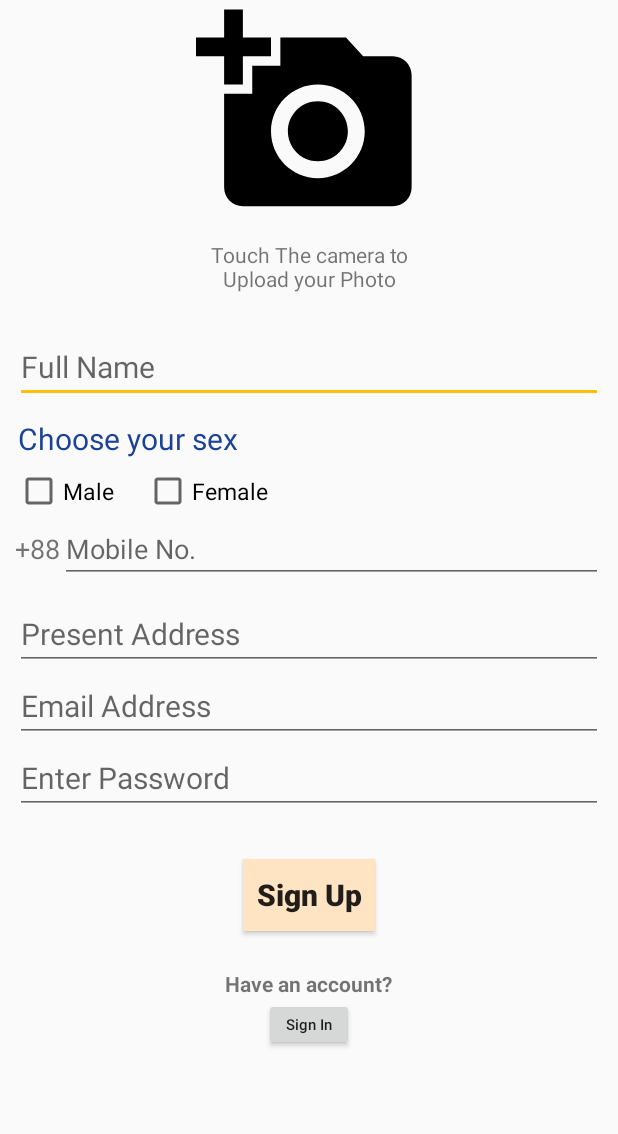
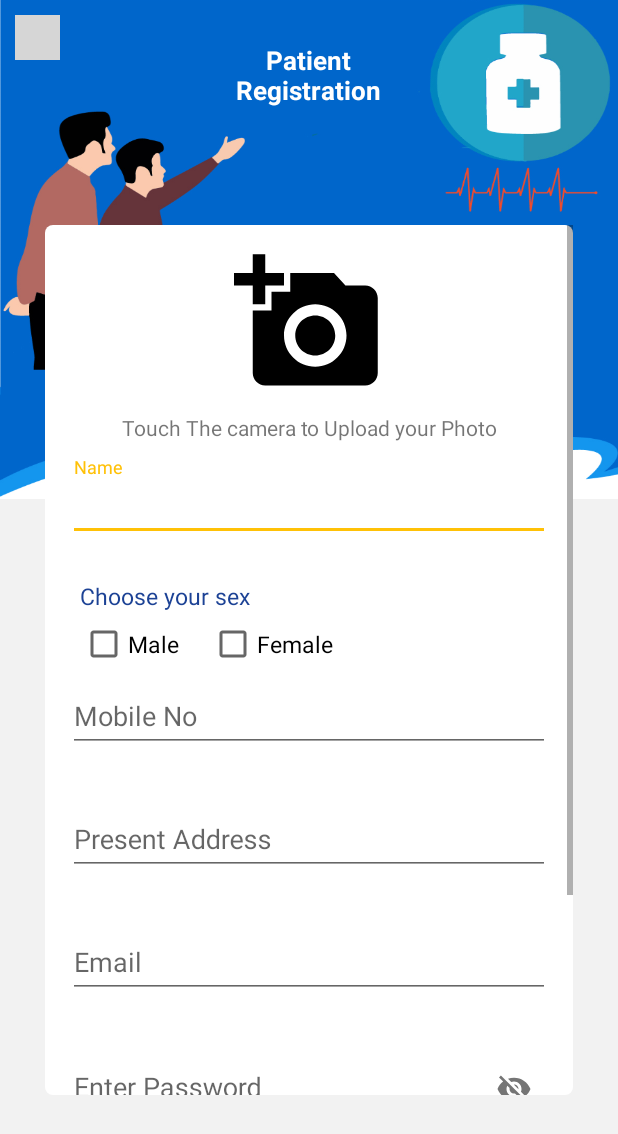
Before and after one commit to Hasib718/Care-Bear, an Android app: the SignUpActivityForPatient screen opened directly, with no data from a screen before it, on a phone screen of 412 x 824 dp. Shown: the top 1134 px of the screen. Run offline under Robolectric (Android 15) with nearby library versions, the light colour scheme and no system bars; our stand-ins replace Firebase (no records; nobody signed in at launch, a user with empty details on screens opened directly); 2 statements that could not run were skipped; grey boxes are pictures that could not be loaded.

Commit message:
Patient Sign Up

```diff
--- a/app/src/main/AndroidManifest.xml
+++ b/app/src/main/AndroidManifest.xml
@@ -33,7 +33,8 @@
             android:name=".doctor.fragment.DoctorProfileActivity"
             android:parentActivityName=".doctor.DoctorDashBoardActivity" />
         <activity android:name=".doctor.DoctorDashBoardActivity" />
-        <activity android:name=".patient.authentication.SignUpActivityForPatient" />
+        <activity android:name=".patient.authentication.SignUpActivityForPatient" >
+        </activity>
         <activity android:name=".patient.authentication.SignInActivityForPatient" />
         <activity
             android:name=".doctor.authentication.SignUpActivityForDoctor"
--- a/app/src/main/java/com/hasib/carebear/patient/authentication/SignUpActivityForPatient.java
+++ b/app/src/main/java/com/hasib/carebear/patient/authentication/SignUpActivityForPatient.java
@@ -14,6 +14,8 @@ import android.view.View;
 import android.widget.Button;
 import android.widget.CheckBox;
 import android.widget.EditText;
+import android.widget.ImageButton;
+import android.widget.TextView;
 import android.widget.Toast;
 
 import com.google.android.gms.tasks.OnCompleteListener;
@@ -21,6 +23,7 @@ import com.google.android.gms.tasks.OnFailureListener;
 import com.google.android.gms.tasks.OnSuccessListener;
 import com.google.android.gms.tasks.Task;
 import com.google.android.material.navigation.NavigationView;
+import com.google.android.material.textfield.TextInputLayout;
 import com.google.firebase.FirebaseApp;
 import com.google.firebase.FirebaseOptions;
 import com.google.firebase.auth.AuthResult;
@@ -35,13 +38,17 @@ import com.hasib.carebear.support.CareBear;
 
 public class SignUpActivityForPatient extends AppCompatActivity implements View.OnClickListener {
 
-    private static final String TAG = "SignUpActivityForPatien";
+    private static final String TAG = "SignUpActivityForPatient";
 
-    private Button signUpButton, signInButton;
+    private Button signUpButton;
+    private TextView signInText;
     private EditText namePatient, presentAddressPatient, mobileNoPatient, emailPatient,
             passwordPatient;
+    private TextInputLayout namePatientLayout, presentAddressPatientLayout, mobileNoPatientLayout,
+            emailPatientLayout, passwordPatientLayout;
     private CheckBox maleCheckBox, femaleCheckBox;
     private PatientUserDetails patientUserDetails;
+    private ImageButton imageButton;
 
     //Please Declare Firebase Code
     private FirebaseAuth mAuth;
@@ -64,15 +71,25 @@ public class SignUpActivityForPatient extends AppCompatActivity implements View.
 
         //For EditText
         namePatient = findViewById(R.id.patientFullNameId);
+        namePatientLayout = findViewById(R.id.patientFullNameLayout);
+
         presentAddressPatient = findViewById(R.id.patientPresentAddressId);
+        presentAddressPatientLayout = findViewById(R.id.patientPresentAddressLayout);
+
         mobileNoPatient = findViewById(R.id.patientMobileNoTextId);
+        mobileNoPatientLayout = findViewById(R.id.patientMobileNoTextLayout);
+
         emailPatient = findViewById(R.id.idPatientEmail);
+        emailPatientLayout = findViewById(R.id.idPatientEmailLayout);
+
         passwordPatient = findViewById(R.id.idPatientPassword);
+        passwordPatientLayout = findViewById(R.id.idPatientPasswordLayout);
 
 
         //For Button
-        signInButton = findViewById(R.id.signInButtonForPatientId);
         signUpButton = findViewById(R.id.signUpButtonForPatientId);
+        signInText = findViewById(R.id.signInTextForPatientId);
+        imageButton = findViewById(R.id.backToMainFromPatientSignUp);
 
         //For CheckBox
         maleCheckBox = findViewById(R.id.idCheckMale);
@@ -82,30 +99,20 @@ public class SignUpActivityForPatient extends AppCompatActivity implements View.
         mAuth = FirebaseAuth.getInstance(CareBear.getPatientFirebaseApp());
         databaseReference = FirebaseDatabase.getInstance(CareBear.getPatientFirebaseApp()).getReference("patient_profile_info");
 
-        signInButton.setOnClickListener(this);
+        signInText.setOnClickListener(this);
         signUpButton.setOnClickListener(this);
+        imageButton.setOnClickListener(this);
 
         patientUserDetails = new PatientUserDetails();
-    }
-
-    //This Function is needed for back button.. Without this function
-    //back button wouldn't work properly..
-    @Override
-    public boolean onOptionsItemSelected(@NonNull MenuItem item) {
-        if(item.getItemId() == android.R.id.home) {
-            finish();
-        }
-        return super.onOptionsItemSelected(item);
     }
 
     @Override
     public void onClick(View v) {
         switch (v.getId()) {
 
-            case R.id.signInButtonForPatientId:
+            case R.id.signInTextForPatientId:
                 Intent intent = new Intent(SignUpActivityForPatient.this, SignInActivityForPatient.class);
                 startActivity(intent);
-
                 break;
 
             case R.id.signUpButtonForPatientId:
@@ -113,6 +120,10 @@ public class SignUpActivityForPatient extends AppCompatActivity implements View.
                 return;
                 }
                 patientRegister();
+                break;
+
+            case R.id.backToMainFromPatientSignUp:
+                onBackPressed();
                 break;
         }
     }
@@ -150,9 +161,12 @@ public class SignUpActivityForPatient extends AppCompatActivity implements View.
         else patientUserDetails.setSex(false);
 
         if (patientUserDetails.getName().isEmpty()) {
-            namePatient.setError("Name required");
+            namePatientLayout.setError("Name required");
             namePatient.requestFocus();
             return false;
+        }
+        if (!patientUserDetails.getName().isEmpty()) {
+            namePatientLayout.setError(null);
         }
         if(maleCheckBox.isChecked() && femaleCheckBox.isChecked()) {
             maleCheckBox.setError("You can choose only one");
@@ -162,25 +176,45 @@ public class SignUpActivityForPatient extends AppCompatActivity implements View.
         if(patientUserDetails.getSex()!=false && patientUserDetails.getSex()!=true){
             Toast.makeText(getApplicationContext(),"Must choose Male or Female",Toast.LENGTH_SHORT).show();
         }
-        if (patientUserDetails.getMobileNum().isEmpty() || patientUserDetails.getMobileNum().length()<11 ) {
-            mobileNoPatient.setError("11 digit mobile number required");
+        if (patientUserDetails.getMobileNum().isEmpty()) {
+            mobileNoPatientLayout.setError("Please Enter Your Mobile NO");
             mobileNoPatient.requestFocus();
             return false;
         }
+        if (!patientUserDetails.getMobileNum().isEmpty()) {
+            mobileNoPatientLayout.setError(null);
+        }
+        if (patientUserDetails.getMobileNum().length()<11 ) {
+            mobileNoPatientLayout.setError("11 digit mobile number required");
+            mobileNoPatient.requestFocus();
+            return false;
+        }
+        if (!(patientUserDetails.getMobileNum().length()<11) ) {
+            mobileNoPatientLayout.setError(null);
+        }
         if (patientUserDetails.getAddress().isEmpty()) {
-            presentAddressPatient.setError("Address required");
+            presentAddressPatientLayout.setError("Address required");
             presentAddressPatient.requestFocus();
             return false;
         }
+        if (!patientUserDetails.getAddress().isEmpty()) {
+            presentAddressPatientLayout.setError(null);
+        }
         if (patientUserDetails.getEmail().isEmpty()) {
-            presentAddressPatient.setError("Valid email required");
+            presentAddressPatientLayout.setError("Email required");
             presentAddressPatient.requestFocus();
             return false;
         }
+        if (!patientUserDetails.getEmail().isEmpty()) {
+            presentAddressPatientLayout.setError(null);
+        }
         if (patientUserDetails.getPassword().isEmpty()) {
-            presentAddressPatient.setError("Password required");
+            presentAddressPatientLayout.setError("Password required");
             presentAddressPatient.requestFocus();
             return false;
+        }
+        if (!patientUserDetails.getPassword().isEmpty()) {
+            presentAddressPatient.setError(null);
         }
 
         return true;
@@ -192,27 +226,39 @@ public class SignUpActivityForPatient extends AppCompatActivity implements View.
         String password = passwordPatient.getText().toString().trim();
 
         if(email.isEmpty()){
-            emailPatient.setError("enter an email address");
+            emailPatientLayout.setError("Enter an Email Address");
             emailPatient.requestFocus();
             return;
         }
+        if(!email.isEmpty()){
+            emailPatientLayout.setError(null);
+        }
 
         if(!Patterns.EMAIL_ADDRESS.matcher(email).matches()){
-            emailPatient.setError("enter a valid email");
+            emailPatientLayout.setError("Enter a valid email");
             emailPatient.requestFocus();
             return;
         }
+        if(Patterns.EMAIL_ADDRESS.matcher(email).matches()){
+            emailPatientLayout.setError(null);
+        }
 
         if(password.isEmpty()){
-            passwordPatient.setError("enter an email address");
+            passwordPatientLayout.setError("Enter Password");
             passwordPatient.requestFocus();
             return;
         }
+        if(!password.isEmpty()){
+            passwordPatientLayout.setError(null);
+        }
 
         if(password.length()<6){
-            passwordPatient.setError("minimum length 6 chars");
+            passwordPatientLayout.setError("Minimum Length 6 Chars");
             passwordPatient.requestFocus();
             return;
+        }
+        if(!(password.length()<6)){
+            passwordPatient.setError(null);
         }
 
         mAuth.createUserWithEmailAndPassword(email,password)
@@ -221,11 +267,11 @@ public class SignUpActivityForPatient extends AppCompatActivity implements View.
             public void onComplete(@NonNull Task<AuthResult> task) {
 
                 if (task.isSuccessful()) {
-                    Toast.makeText(getApplicationContext(), "accnount created",Toast.LENGTH_SHORT).show();
+                    Toast.makeText(getApplicationContext(), "Account Created",Toast.LENGTH_SHORT).show();
                     finish();
                 } else {
                     if(task.getException() instanceof FirebaseAuthUserCollisionException) {
-                        Toast.makeText(getApplicationContext(), "Email is alredy registered", Toast.LENGTH_SHORT).show();
+                        Toast.makeText(getApplicationContext(), "Email is Already Registered", Toast.LENGTH_SHORT).show();
                     }
                     else{
                         Toast.makeText(getApplicationContext(), "Error: " + task.getException().getMessage(), Toast.LENGTH_SHORT).show();
--- a/app/src/main/res/layout/activity_sign_up_for_patient.xml
+++ b/app/src/main/res/layout/activity_sign_up_for_patient.xml
@@ -1,15 +1,39 @@
 <?xml version="1.0" encoding="utf-8"?>
-<ScrollView xmlns:android="http://schemas.android.com/apk/res/android"
+<RelativeLayout xmlns:android="http://schemas.android.com/apk/res/android"
     xmlns:app="http://schemas.android.com/apk/res-auto"
     xmlns:tools="http://schemas.android.com/tools"
     android:layout_width="match_parent"
     android:layout_height="match_parent"
+    android:background="#f2f2f2"
     tools:context=".patient.authentication.SignUpActivityForPatient">
+
+    <ImageView
+        android:layout_width="match_parent"
+        android:layout_height="334dp"
+        android:layout_alignParentTop="true"
+        android:layout_marginTop="-1dp"
+        android:layout_alignParentStart="true"
+        android:layout_alignParentEnd="true"
+        android:scaleType="fitXY"
+        android:src="@drawable/patientsignupback" />
+
+    <ScrollView
+        android:layout_width="match_parent"
+        android:layout_height="580dp"
+        android:layout_alignParentStart="true"
+        android:layout_alignParentTop="true"
+        android:layout_alignParentEnd="true"
+        android:layout_marginTop="150dp"
+        android:layout_marginEnd="30dp"
+        android:layout_marginStart="30dp"
+        android:background="@drawable/white_rounded_corner"
+        >
 
         <LinearLayout
             android:layout_width="match_parent"
-        android:layout_height="wrap_content"
-        android:orientation="vertical" >
+            android:layout_height = "wrap_content"
+            android:layout_margin="15dp"
+            android:orientation="vertical">
 
             <RelativeLayout
                 android:layout_width="match_parent"
@@ -17,8 +41,8 @@
 
                 <ImageView
                     android:layout_centerHorizontal="true"
-                android:layout_width="150dp"
-                android:layout_height="150dp"
+                    android:layout_width="100dp"
+                    android:layout_height="100dp"
                     android:id="@+id/patientImage"
                     android:layout_gravity="center"
                     android:src="@drawable/ic_add_a_photo_black_24dp"/>
@@ -35,38 +59,47 @@
                 android:layout_marginTop="10dp"
                 android:layout_width="wrap_content"
                 android:layout_height="wrap_content"
-            android:text="Touch The camera to\nUpload your Photo"
+                android:text="Touch The camera to Upload your Photo"
                 android:gravity="center"
                 android:layout_gravity="center"
-            android:layout_marginBottom="15dp"/>
+                android:layout_marginBottom="10dp"/>
 
-        <EditText
-            android:id="@+id/patientFullNameId"
+            <com.google.android.material.textfield.TextInputLayout
+                android:id="@+id/patientFullNameLayout"
                 android:layout_width="match_parent"
                 android:layout_height="wrap_content"
-            android:hint="Full Name"
-            android:layout_marginTop="10dp"
-            android:textSize="20sp"
-            android:layout_marginLeft="10dp"
-            android:layout_marginRight="10dp"
+                app:boxBackgroundColor="#ffffffff"
+                android:layout_marginBottom="5dp"
+                app:endIconMode="clear_text"
+                app:errorEnabled="true">
+
+                <com.google.android.material.textfield.TextInputEditText
+                    android:layout_width="match_parent"
+                    android:layout_height="wrap_content"
+                    android:inputType="textPersonName"
+                    android:singleLine="true"
+                    android:hint="Name"
+                    android:id="@+id/patientFullNameId"
                     />
+
+            </com.google.android.material.textfield.TextInputLayout>
 
             <TextView
                 android:layout_width="match_parent"
                 android:layout_height="wrap_content"
                 android:text="Choose your sex"
                 android:textColor="#1C4295"
-            android:textSize="20sp"
-            android:layout_marginTop="10dp"
-            android:layout_marginLeft="12.25dp"
+                android:textSize="15sp"
+                android:layout_marginTop="0dp"
                 android:layout_marginBottom="5dp"
+                android:layout_marginLeft="8dp"
                 />
 
             <LinearLayout
                 android:id="@+id/idSexCheckBox"
                 android:layout_width="match_parent"
                 android:layout_height="wrap_content"
-            android:layout_marginLeft="10dp">
+                android:layout_marginLeft="8dp">
 
                 <CheckBox
                     android:id="@+id/idCheckMale"
@@ -89,91 +122,161 @@
 
             </LinearLayout>
 
-        <LinearLayout
+            <com.google.android.material.textfield.TextInputLayout
+                android:id="@+id/patientMobileNoTextLayout"
                 android:layout_width="match_parent"
                 android:layout_height="wrap_content"
-            >
+                app:boxBackgroundColor="#ffffffff"
+                android:layout_marginBottom="5dp"
+                app:endIconMode="clear_text"
+                app:errorEnabled="true">
 
-            <TextView
+                <com.google.android.material.textfield.TextInputEditText
+                    android:layout_width="match_parent"
+                    android:layout_height="wrap_content"
+                    android:inputType="numberDecimal"
+                    android:singleLine="true"
+                    android:hint="Mobile No"
+                    android:id="@+id/patientMobileNoTextId"
+                    />
+
+            </com.google.android.material.textfield.TextInputLayout>
+
+            <com.google.android.material.textfield.TextInputLayout
+                android:id="@+id/patientPresentAddressLayout"
+                android:layout_width="match_parent"
+                android:layout_height="wrap_content"
+                app:boxBackgroundColor="#ffffffff"
+                android:layout_marginBottom="5dp"
+                app:endIconMode="clear_text"
+                app:errorEnabled="true">
+
+                <com.google.android.material.textfield.TextInputEditText
+                    android:layout_width="match_parent"
+                    android:layout_height="wrap_content"
+                    android:inputType="text"
+                    android:singleLine="true"
+                    android:hint="Present Address"
+                    android:id="@+id/patientPresentAddressId"
+                    />
+
+            </com.google.android.material.textfield.TextInputLayout>
+
+            <com.google.android.material.textfield.TextInputLayout
+                android:id="@+id/idPatientEmailLayout"
+                android:layout_width="match_parent"
+                android:layout_height="wrap_content"
+                app:boxBackgroundColor="#ffffffff"
+                android:layout_marginBottom="5dp"
+                app:endIconMode="clear_text"
+                app:errorEnabled="true">
+
+                <com.google.android.material.textfield.TextInputEditText
+                    android:layout_width="match_parent"
+                    android:layout_height="wrap_content"
+                    android:inputType="textEmailAddress"
+                    android:singleLine="true"
+                    android:hint="Email"
+                    android:id="@+id/idPatientEmail"
+                    />
+
+            </com.google.android.material.textfield.TextInputLayout>
+
+            <com.google.android.material.textfield.TextInputLayout
+                android:id="@+id/idPatientPasswordLayout"
+                android:layout_width="match_parent"
+                android:layout_height="wrap_content"
+                app:boxBackgroundColor="#ffffffff"
+                android:layout_marginBottom="10dp"
+                app:endIconMode="password_toggle"
+                app:errorEnabled="true">
+
+                <com.google.android.material.textfield.TextInputEditText
+                    android:layout_width="match_parent"
+                    android:layout_height="wrap_content"
+                    android:inputType="numberDecimal"
+                    android:singleLine="true"
+                    android:hint="Enter Password"
+                    android:id="@+id/idPatientPassword"
+                    />
+
+            </com.google.android.material.textfield.TextInputLayout>
+
+            <Button
+                android:id="@+id/signUpButtonForPatientId"
+                android:layout_width="150dp"
+                android:layout_height="wrap_content"
+                android:text="Register"
+                android:textAllCaps="false"
+                android:layout_marginTop="5dp"
+                android:layout_gravity="center"
+                android:layout_marginBottom="20dp"
+                />
+
+            <LinearLayout
                 android:layout_width="wrap_content"
                 android:layout_height="wrap_content"
-                android:text="+88"
-                android:textSize="18sp"
-                android:layout_marginLeft="10dp"
-                />
-            <EditText
-                android:layout_width="match_parent"
+                android:layout_gravity="center"
+                android:layout_marginBottom="30dp">
+
+                <com.google.android.material.textview.MaterialTextView
+                    android:layout_width="wrap_content"
                     android:layout_height="wrap_content"
-                android:id="@+id/patientMobileNoTextId"
-                android:hint="Mobile No."
-                android:inputType="text|number"
-                android:layout_marginRight="10dp"/>
+                    android:gravity="center_horizontal"
+                    android:text="Have an Account?"
+                    android:textSize="13.3sp" />
+
+                <com.google.android.material.textview.MaterialTextView
+                    android:id="@+id/signInTextForPatientId"
+                    android:layout_width="wrap_content"
+                    android:layout_height="wrap_content"
+                    android:layout_marginLeft="5dp"
+                    android:gravity="center_horizontal"
+                    android:text="Sign In"
+                    android:textSize="13.3sp"
+                    android:focusable="true"
+                    android:clickable="true"
+                    android:foreground="?android:attr/selectableItemBackground"/>
 
             </LinearLayout>
-
-        <EditText
-            android:id="@+id/patientPresentAddressId"
-            android:layout_width="match_parent"
-            android:layout_height="wrap_content"
-            android:layout_marginTop="10dp"
-            android:hint="Present Address"
-            android:textSize="20sp"
-            android:layout_marginLeft="10dp"
-            android:layout_marginRight="10dp"
-            />
-
-
-        <EditText
-            android:id="@+id/idPatientEmail"
-            android:layout_width="match_parent"
-            android:layout_height="wrap_content"
-            android:hint="Email Address"
-            android:textSize="20sp"
-            android:layout_marginLeft="10dp"
-            android:layout_marginRight="10dp"
-            />
-
-        <EditText
-            android:id="@+id/idPatientPassword"
-            android:layout_width="match_parent"
-            android:layout_height="wrap_content"
-            android:hint="Enter Password"
-            android:textSize="20sp"
-            android:layout_marginLeft="10dp"
-            android:layout_marginRight="10dp"
-            />
-
-        <Button
-            android:layout_width="wrap_content"
-            android:layout_height="wrap_content"
-            android:id="@+id/signUpButtonForPatientId"
-            android:background="@color/Bisque"
-            android:text="Sign Up"
-            android:layout_marginTop="30dp"
-            android:layout_gravity="center"
-            android:textAllCaps="false"
-            android:textStyle="bold"
-            android:textSize="20sp"/>
-
-        <TextView
-            android:layout_width="wrap_content"
-            android:layout_height="wrap_content"
-            android:id="@+id/signInTextView"
-            android:text="Have an account?"
-            android:textAllCaps="false"
-            android:textStyle="bold"
-            android:layout_marginTop="25dp"
-            android:layout_gravity="center"/>
-
-        <Button
-            android:id="@+id/signInButtonForPatientId"
-            android:layout_width="60dp"
-            android:layout_height="35dp"
-            android:text="Sign In"
-            android:textSize="10sp"
-            android:layout_gravity="center"
-            android:textAllCaps="false"/>
 
         </LinearLayout>
 
     </ScrollView>
+
+    <LinearLayout
+        android:layout_width="match_parent"
+        android:layout_height="80dp"
+        android:layout_alignParentTop="true"
+        android:layout_alignParentStart="true"
+        android:layout_alignParentEnd="true"
+        android:gravity="center">
+
+        <TextView
+            android:layout_marginTop="10dp"
+            android:layout_width="wrap_content"
+            android:layout_height="wrap_content"
+            android:gravity="center"
+            android:text="Patient\nRegistration"
+            android:textColor="#ffffff"
+            android:textSize="17sp"
+            android:textStyle="bold" />
+
+    </LinearLayout>
+
+    <ImageButton
+        android:id="@+id/backToMainFromPatientSignUp"
+        android:layout_width="30dp"
+        android:layout_height="30dp"
+        android:layout_gravity="center"
+        android:layout_marginStart="10dp"
+        android:layout_alignParentTop="true"
+        android:layout_alignParentStart="true"
+        android:layout_marginTop="10dp"
+        android:scaleType="fitXY"
+        android:background="@drawable/image_back_34dp"
+        android:focusable="true"
+        android:clickable="true"
+        android:foreground="?android:attr/selectableItemBackground"/>
+
+</RelativeLayout>
```
Also changed, not shown: app/src/main/res/drawable-xhdpi/patientsignupback.jpg (added). Lines whose indentation alone changed are shown as unchanged.
